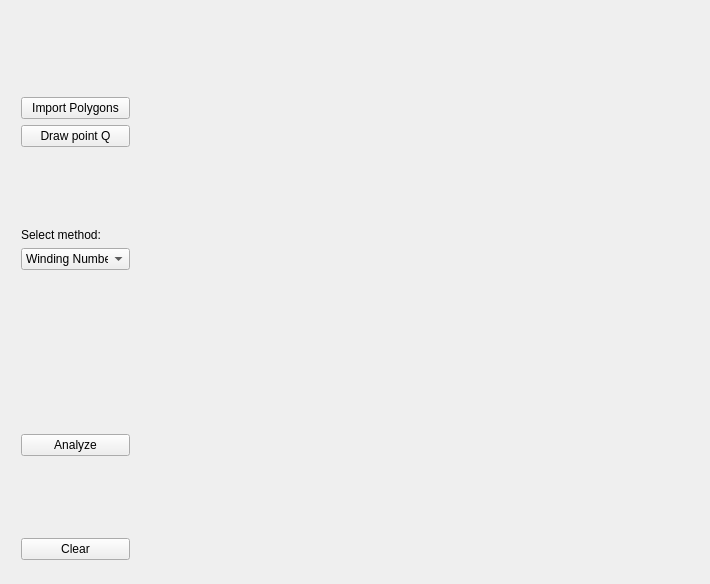
This is U1/u1_pol/widget.ui in petrposkocil/Algorithms_in_Digital_Cartography as Qt 5 draws it before an edit. The edited form follows.
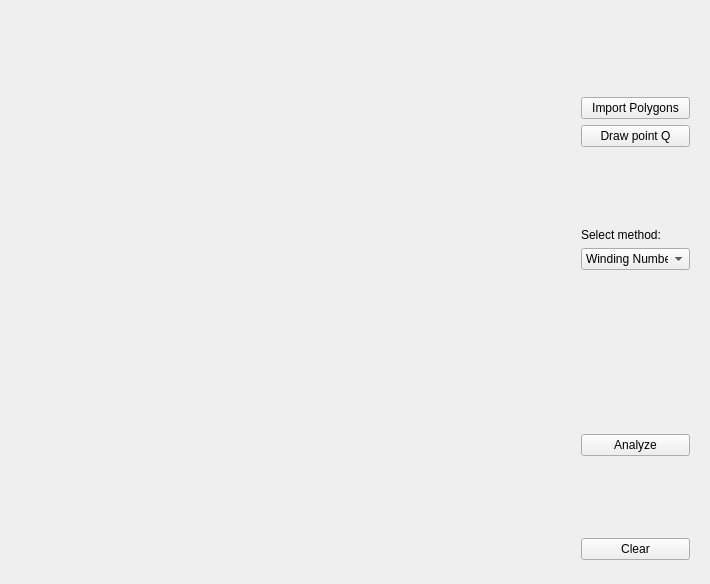
This is the edited form. Custom widgets are drawn as their Qt base class.

```diff
--- a/U1/u1_pol/widget.ui
+++ b/U1/u1_pol/widget.ui
@@ -19,7 +19,7 @@
   <widget class="QWidget" name="layoutWidget">
    <property name="geometry">
     <rect>
-     <x>10</x>
+     <x>570</x>
      <y>10</y>
      <width>131</width>
      <height>561</height>
@@ -148,7 +148,7 @@
   <widget class="Draw" name="Canvas" native="true">
    <property name="geometry">
     <rect>
-     <x>150</x>
+     <x>10</x>
      <y>10</y>
      <width>551</width>
      <height>561</height>
```
